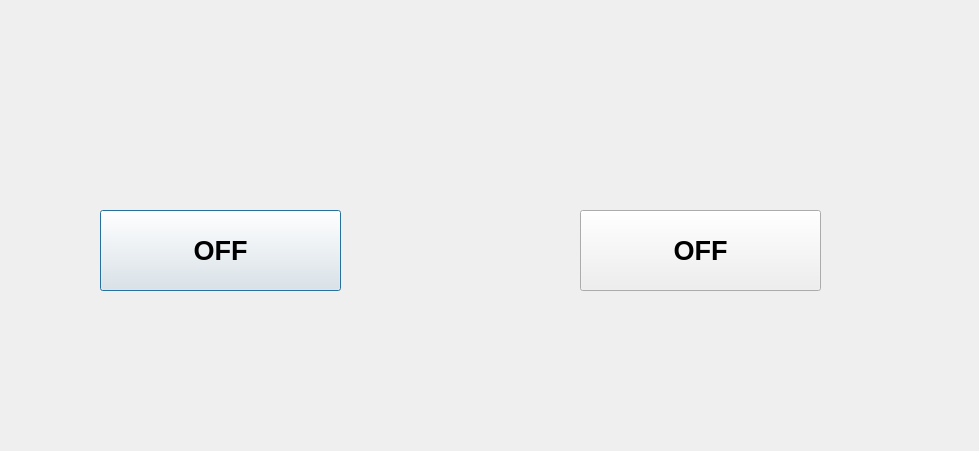
Before: the Qt Designer form dialog_2.ui in paragj01/GUIResearch, drawn with Qt 5.
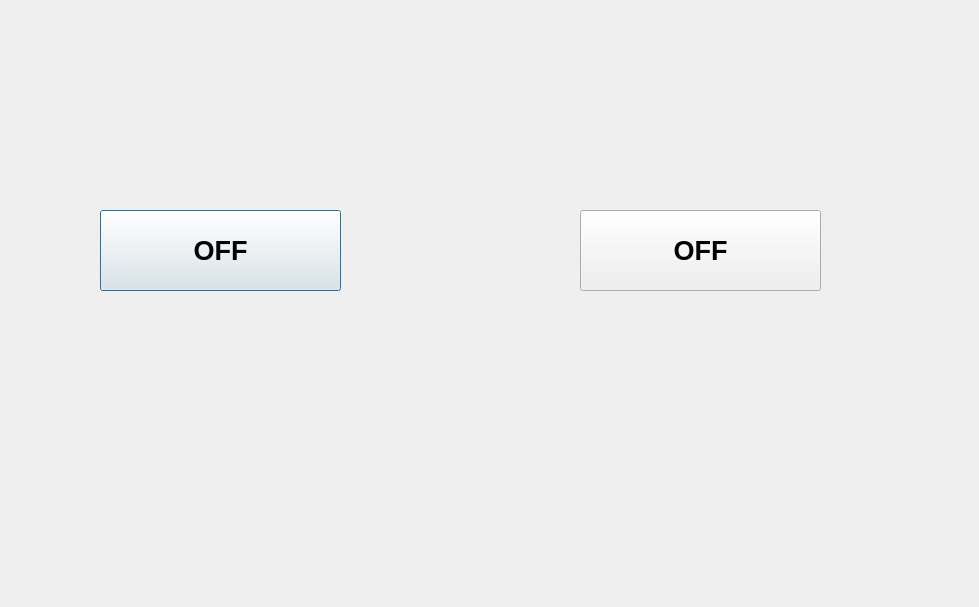
After: the same form once the commit is applied.

Diff of the .ui file:
```diff
--- a/dialog_2.ui
+++ b/dialog_2.ui
@@ -7,7 +7,7 @@
     <x>0</x>
     <y>0</y>
     <width>979</width>
-    <height>451</height>
+    <height>607</height>
    </rect>
   </property>
   <property name="windowTitle">
@@ -35,10 +35,10 @@
   <widget class="QLabel" name="status_led">
    <property name="geometry">
     <rect>
-     <x>80</x>
-     <y>130</y>
-     <width>401</width>
-     <height>61</height>
+     <x>150</x>
+     <y>170</y>
+     <width>331</width>
+     <height>21</height>
     </rect>
    </property>
    <property name="text">
```
